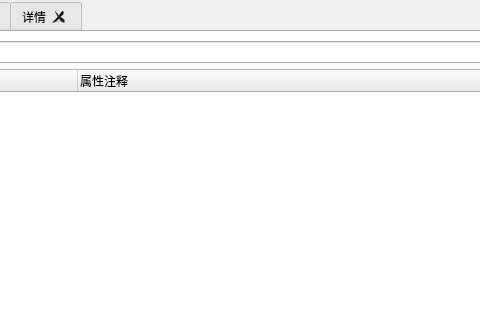
Old version of the form Editor_UI/fileTab.ui in the repository CMZSrost/NEOeditor; both pictures show x 134 to 614 and y 0 to 320 of the 941 by 662 pixel window.
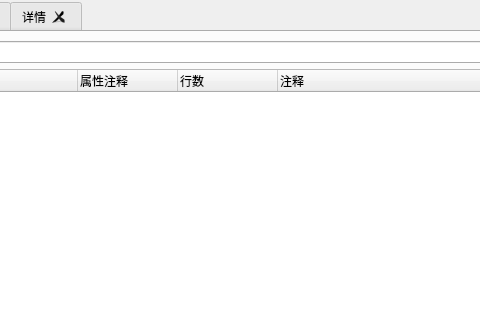
New version of the form. The open tabs and pages were chosen to show the change. Custom widgets are drawn as their Qt base class.

Commit message: 0.06: 添加了xml注释读取,优化了数据读取逻辑,调整了编辑同步，通过重构实现了数据懒加载

Patch:
```diff
--- a/Editor_UI/fileTab.ui
+++ b/Editor_UI/fileTab.ui
@@ -39,7 +39,7 @@
     <item>
      <widget class="QTreeWidget" name="treeWidget">
       <property name="sizeAdjustPolicy">
-       <enum>QAbstractScrollArea::AdjustIgnored</enum>
+       <enum>QAbstractScrollArea::AdjustToContents</enum>
       </property>
       <property name="editTriggers">
        <set>QAbstractItemView::DoubleClicked|QAbstractItemView::EditKeyPressed</set>
@@ -74,6 +74,9 @@
       <property name="allColumnsShowFocus">
        <bool>true</bool>
       </property>
+      <property name="wordWrap">
+       <bool>true</bool>
+      </property>
       <property name="expandsOnDoubleClick">
        <bool>false</bool>
       </property>
@@ -95,6 +98,16 @@
         <string>属性注释</string>
        </property>
       </column>
+      <column>
+       <property name="text">
+        <string>行数</string>
+       </property>
+      </column>
+      <column>
+       <property name="text">
+        <string>注释</string>
+       </property>
+      </column>
      </widget>
     </item>
    </layout>
```
Left out of the diff: 51 changed lines with no effect on the pictures. The commit also changes 9 other files.
